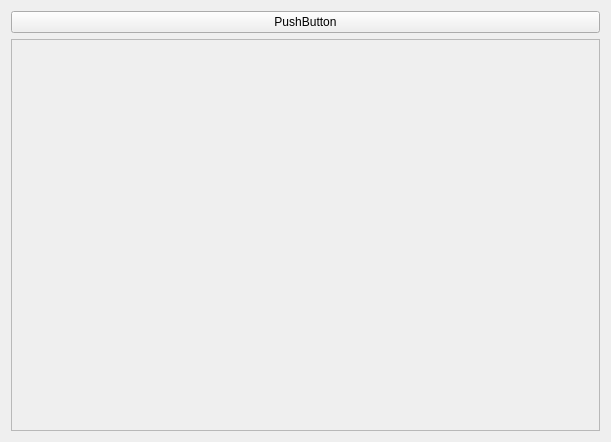
Above: test.ui from jy03018013/VideoManager before the change. Below: the same form after it.
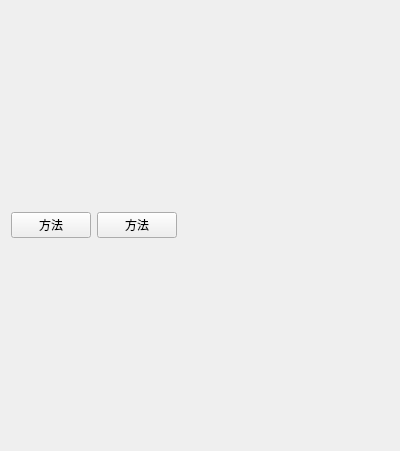
That is the form after the change.

What changed in the file:
```diff
--- a/test.ui
+++ b/test.ui
@@ -6,38 +6,47 @@
    <rect>
     <x>0</x>
     <y>0</y>
-    <width>611</width>
-    <height>442</height>
+    <width>400</width>
+    <height>451</height>
    </rect>
   </property>
   <property name="windowTitle">
    <string>Form</string>
   </property>
-  <layout class="QVBoxLayout" name="verticalLayout">
+  <layout class="QHBoxLayout" name="horizontalLayout">
    <item>
     <widget class="QPushButton" name="pushButton">
      <property name="text">
-      <string>PushButton</string>
+      <string>方法</string>
      </property>
     </widget>
    </item>
    <item>
-    <widget class="QScrollArea" name="scrollArea">
-     <property name="widgetResizable">
-      <bool>true</bool>
+    <widget class="QPushButton" name="pushButton_2">
+     <property name="sizePolicy">
+      <sizepolicy hsizetype="Maximum" vsizetype="Fixed">
+       <horstretch>0</horstretch>
+       <verstretch>0</verstretch>
+      </sizepolicy>
      </property>
-     <widget class="QWidget" name="scrollAreaWidgetContents">
-      <property name="geometry">
-       <rect>
-        <x>0</x>
-        <y>0</y>
-        <width>591</width>
-        <height>393</height>
-       </rect>
-      </property>
-     </widget>
+     <property name="text">
+      <string>方法</string>
+     </property>
     </widget>
    </item>
+   <item>
+    <spacer name="horizontalSpacer">
+     <property name="orientation">
+      <enum>Qt::Horizontal</enum>
+     </property>
+     <property name="sizeHint" stdset="0">
+      <size>
+       <width>40</width>
+       <height>20</height>
+      </size>
+     </property>
+    </spacer>
+   </item>
   </layout>
  </widget>
  <resources/>
```
